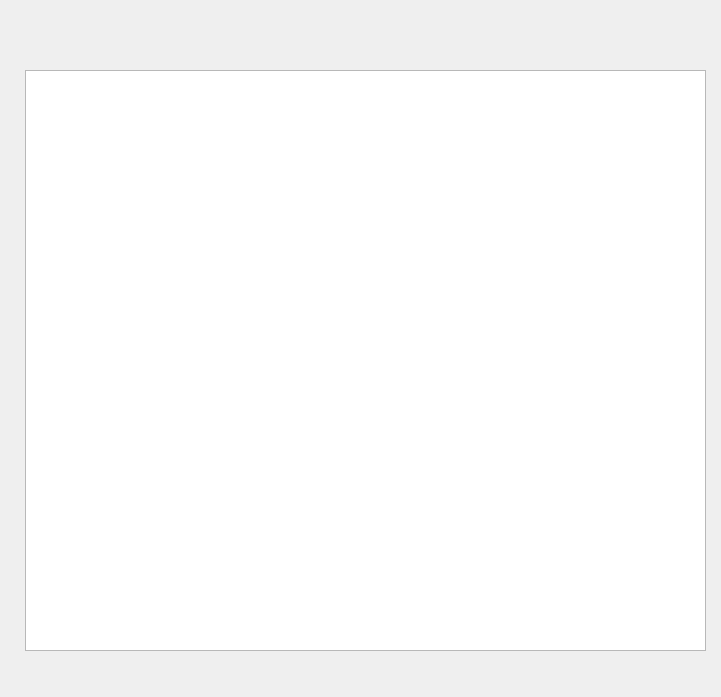
Yarik-Yashin/-Your-sity---Second-name-, file main.ui: the form before one commit.
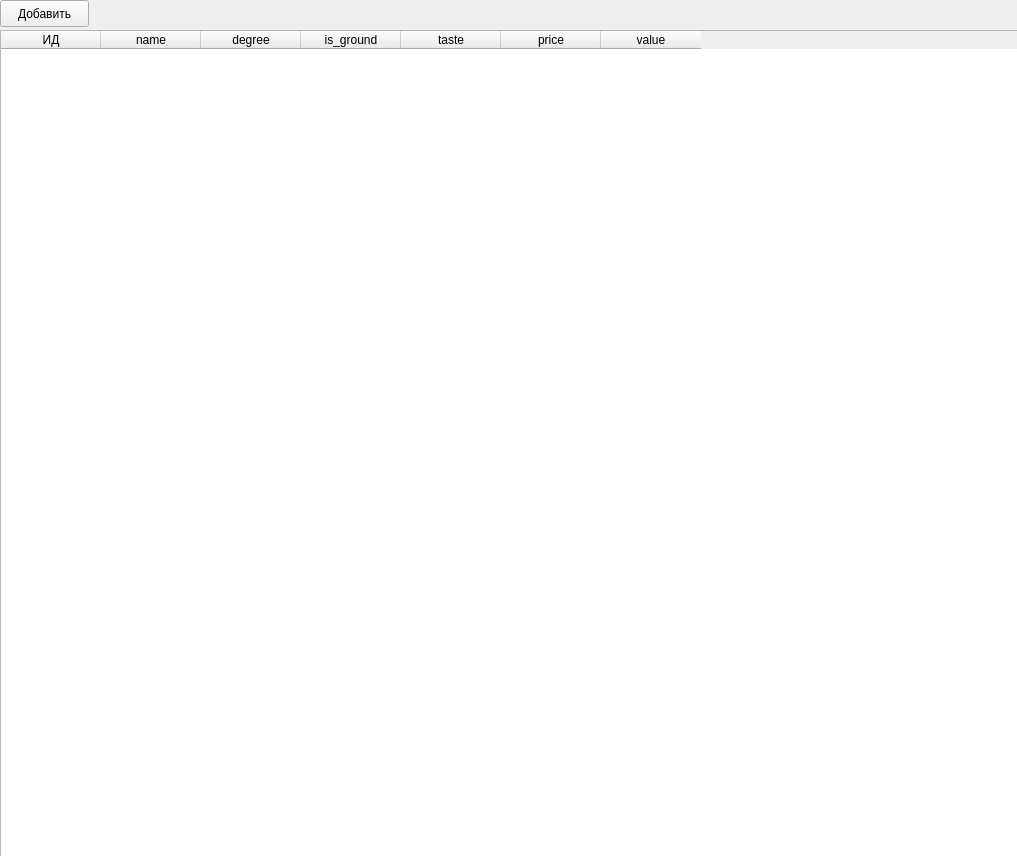
The form after the commit.

Diff of the .ui file:
```diff
--- a/main.ui
+++ b/main.ui
@@ -6,21 +6,69 @@
    <rect>
     <x>0</x>
     <y>0</y>
-    <width>721</width>
-    <height>697</height>
+    <width>1017</width>
+    <height>856</height>
    </rect>
   </property>
   <property name="windowTitle">
    <string>Form</string>
   </property>
-  <widget class="QTableView" name="tableView">
+  <widget class="QTableWidget" name="tableWidget">
    <property name="geometry">
     <rect>
-     <x>25</x>
-     <y>70</y>
-     <width>681</width>
-     <height>581</height>
+     <x>0</x>
+     <y>30</y>
+     <width>1021</width>
+     <height>831</height>
     </rect>
+   </property>
+   <column>
+    <property name="text">
+     <string>ИД</string>
+    </property>
+   </column>
+   <column>
+    <property name="text">
+     <string>name</string>
+    </property>
+   </column>
+   <column>
+    <property name="text">
+     <string>degree</string>
+    </property>
+   </column>
+   <column>
+    <property name="text">
+     <string>is_ground</string>
+    </property>
+   </column>
+   <column>
+    <property name="text">
+     <string>taste</string>
+    </property>
+   </column>
+   <column>
+    <property name="text">
+     <string>price</string>
+    </property>
+   </column>
+   <column>
+    <property name="text">
+     <string>value</string>
+    </property>
+   </column>
+  </widget>
+  <widget class="QPushButton" name="pushButton">
+   <property name="geometry">
+    <rect>
+     <x>0</x>
+     <y>0</y>
+     <width>89</width>
+     <height>27</height>
+    </rect>
+   </property>
+   <property name="text">
+    <string>Добавить</string>
    </property>
   </widget>
  </widget>
```
